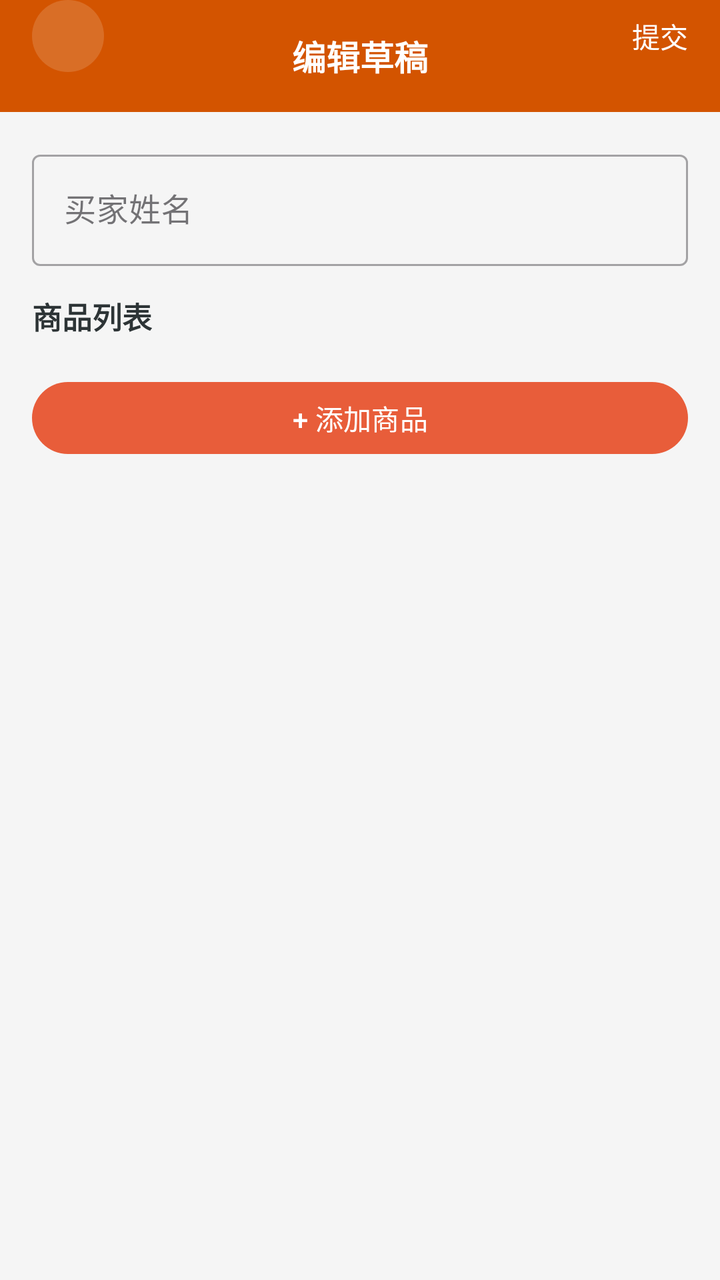
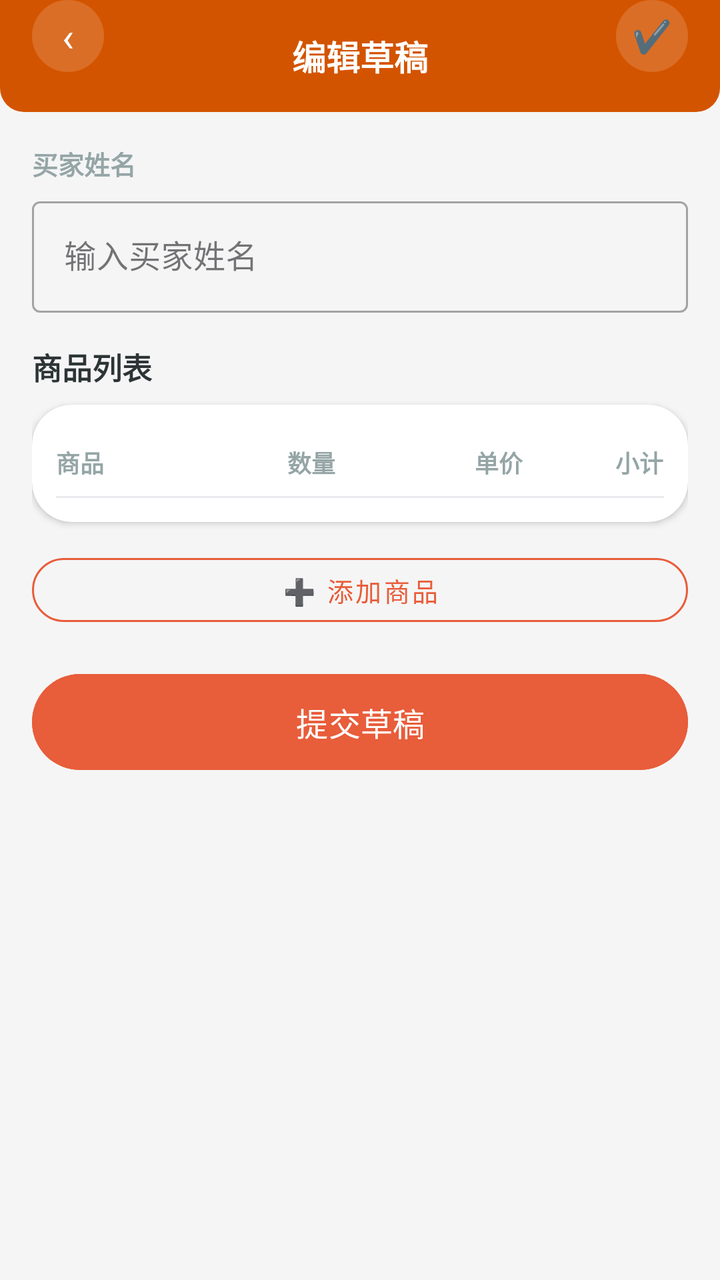

An Android layout rendered at two revisions. The XML below is the earlier revision; the diff shows what the commit changed to produce the second picture.
<!-- AndroidManifest.xml: application theme Theme.ClothingSI -->
<!-- res/layout/activity_new_order_edit.xml -->
<?xml version="1.0" encoding="utf-8"?>
<LinearLayout xmlns:android="http://schemas.android.com/apk/res/android"
    xmlns:app="http://schemas.android.com/apk/res-auto"
    android:layout_width="match_parent" android:layout_height="match_parent"
    android:orientation="vertical" android:background="#F5F5F5">
    <RelativeLayout android:layout_width="match_parent" android:layout_height="56dp"
        android:background="#D35400" android:paddingHorizontal="16dp">
        <TextView android:id="@+id/btn_back" android:layout_width="36dp" android:layout_height="36dp"
            android:text="‹" android:textSize="20dp" android:textColor="#FFFFFF"
            android:gravity="center" android:background="@drawable/circle_bg" android:alpha="0.15" />
        <TextView android:layout_width="wrap_content" android:layout_height="wrap_content"
            android:text="编辑草稿" android:textSize="17dp" android:textStyle="bold"
            android:textColor="#FFFFFF" android:layout_centerInParent="true" />
        <TextView android:id="@+id/btn_draft_submit" android:layout_width="wrap_content" android:layout_height="36dp"
            android:text="提交" android:textSize="14dp" android:textColor="#FFFFFF"
            android:gravity="center" android:layout_alignParentEnd="true" android:clickable="true" android:focusable="true" />
    </RelativeLayout>
    <LinearLayout android:layout_width="match_parent" android:layout_height="wrap_content"
        android:orientation="vertical" android:padding="16dp">
        <com.google.android.material.textfield.TextInputLayout style="@style/Widget.MaterialComponents.TextInputLayout.OutlinedBox"
            android:layout_width="match_parent" android:layout_height="wrap_content" android:hint="买家姓名">
            <com.google.android.material.textfield.TextInputEditText android:id="@+id/et_buyer_name"
                android:layout_width="match_parent" android:layout_height="wrap_content" />
        </com.google.android.material.textfield.TextInputLayout>
        <TextView android:layout_width="wrap_content" android:layout_height="wrap_content"
            android:text="商品列表" android:textSize="15dp" android:textStyle="bold"
            android:textColor="#2D3436" android:layout_marginTop="14dp" android:layout_marginBottom="6dp" />
        <LinearLayout android:id="@+id/layout_draft_items" android:layout_width="match_parent"
            android:layout_height="wrap_content" android:orientation="vertical" />
        <com.google.android.material.button.MaterialButton android:id="@+id/btn_add_product_to_draft"
            android:layout_width="match_parent" android:layout_height="44dp" android:text="+ 添加商品"
            app:cornerRadius="22dp" android:layout_marginTop="12dp" />
    </LinearLayout>
</LinearLayout>
<!-- resources referenced by this layout -->
<resources>
  <!-- drawable circle_bg (drawable) -->
  <?xml version="1.0" encoding="utf-8"?>
  <shape xmlns:android="http://schemas.android.com/apk/res/android" android:shape="oval">
      <solid android:color="#FFFFFF" />
  </shape>
  <style name="Theme.ClothingSI" parent="Theme.Material3.Light.NoActionBar">
          <item name="colorPrimary">@color/primary</item>
          <item name="colorPrimaryDark">@color/primary_dark</item>
          <item name="colorAccent">@color/accent</item>
          <item name="android:statusBarColor">@color/primary_dark</item>
          <item name="android:navigationBarColor">@color/white</item>
      </style>
  <color name="primary">#E85D3A</color>
  <color name="primary_dark">#D35400</color>
  <color name="accent">#F4A460</color>
  <color name="white">#FFFFFF</color>
</resources>

<!-- the commit's change to res/layout/activity_new_order_edit.xml (unified diff, before → after) -->
@@ -1,34 +1,87 @@
 <?xml version="1.0" encoding="utf-8"?>
-<LinearLayout xmlns:android="http://schemas.android.com/apk/res/android"
+<FrameLayout xmlns:android="http://schemas.android.com/apk/res/android"
     xmlns:app="http://schemas.android.com/apk/res-auto"
     android:layout_width="match_parent" android:layout_height="match_parent"
-    android:orientation="vertical" android:background="#F5F5F5">
-    <RelativeLayout android:layout_width="match_parent" android:layout_height="56dp"
-        android:background="#D35400" android:paddingHorizontal="16dp">
-        <TextView android:id="@+id/btn_back" android:layout_width="36dp" android:layout_height="36dp"
-            android:text="‹" android:textSize="20dp" android:textColor="#FFFFFF"
-            android:gravity="center" android:background="@drawable/circle_bg" android:alpha="0.15" />
-        <TextView android:layout_width="wrap_content" android:layout_height="wrap_content"
-            android:text="编辑草稿" android:textSize="17dp" android:textStyle="bold"
-            android:textColor="#FFFFFF" android:layout_centerInParent="true" />
-        <TextView android:id="@+id/btn_draft_submit" android:layout_width="wrap_content" android:layout_height="36dp"
-            android:text="提交" android:textSize="14dp" android:textColor="#FFFFFF"
-            android:gravity="center" android:layout_alignParentEnd="true" android:clickable="true" android:focusable="true" />
-    </RelativeLayout>
-    <LinearLayout android:layout_width="match_parent" android:layout_height="wrap_content"
-        android:orientation="vertical" android:padding="16dp">
-        <com.google.android.material.textfield.TextInputLayout style="@style/Widget.MaterialComponents.TextInputLayout.OutlinedBox"
-            android:layout_width="match_parent" android:layout_height="wrap_content" android:hint="买家姓名">
-            <com.google.android.material.textfield.TextInputEditText android:id="@+id/et_buyer_name"
-                android:layout_width="match_parent" android:layout_height="wrap_content" />
-        </com.google.android.material.textfield.TextInputLayout>
-        <TextView android:layout_width="wrap_content" android:layout_height="wrap_content"
-            android:text="商品列表" android:textSize="15dp" android:textStyle="bold"
-            android:textColor="#2D3436" android:layout_marginTop="14dp" android:layout_marginBottom="6dp" />
-        <LinearLayout android:id="@+id/layout_draft_items" android:layout_width="match_parent"
-            android:layout_height="wrap_content" android:orientation="vertical" />
-        <com.google.android.material.button.MaterialButton android:id="@+id/btn_add_product_to_draft"
-            android:layout_width="match_parent" android:layout_height="44dp" android:text="+ 添加商品"
-            app:cornerRadius="22dp" android:layout_marginTop="12dp" />
+    android:background="#F5F5F5">
+
+    <LinearLayout android:layout_width="match_parent" android:layout_height="match_parent"
+        android:orientation="vertical">
+        <RelativeLayout android:layout_width="match_parent" android:layout_height="56dp"
+            android:background="@drawable/header_bar_bg" android:paddingHorizontal="16dp">
+            <TextView android:id="@+id/btn_back" android:layout_width="36dp" android:layout_height="36dp"
+                android:text="‹" android:textSize="20dp" android:textColor="#FFFFFF"
+                android:gravity="center" android:background="@drawable/circle_bg" />
+            <TextView android:layout_width="wrap_content" android:layout_height="wrap_content"
+                android:text="编辑草稿" android:textSize="17dp" android:textStyle="bold"
+                android:textColor="#FFFFFF" android:layout_centerInParent="true" />
+            <TextView android:id="@+id/btn_submit_top" android:layout_width="36dp" android:layout_height="36dp"
+                android:text="✔️" android:textSize="16dp" android:textColor="#FFFFFF"
+                android:gravity="center" android:background="@drawable/circle_bg"
+                android:layout_alignParentEnd="true" android:clickable="true" android:focusable="true" />
+        </RelativeLayout>
+
+        <ScrollView android:layout_width="match_parent" android:layout_height="match_parent"
+            android:padding="16dp">
+            <LinearLayout android:layout_width="match_parent" android:layout_height="wrap_content"
+                android:orientation="vertical">
+
+                
+                <TextView android:layout_width="wrap_content" android:layout_height="wrap_content"
+                    android:text="买家姓名" android:textSize="13dp" android:textStyle="bold"
+                    android:textColor="#95A5A6" android:layout_marginBottom="4dp" />
+                <com.google.android.material.textfield.TextInputLayout
+                    android:layout_width="match_parent" android:layout_height="wrap_content"
+                    style="@style/Widget.MaterialComponents.TextInputLayout.OutlinedBox"
+                    android:layout_marginBottom="16dp">
+                    <com.google.android.material.textfield.TextInputEditText android:id="@+id/et_buyer_name"
+                        android:layout_width="match_parent" android:layout_height="wrap_content"
+                        android:hint="输入买家姓名" />
+                </com.google.android.material.textfield.TextInputLayout>
+
+                
+                <TextView android:layout_width="wrap_content" android:layout_height="wrap_content"
+                    android:text="商品列表" android:textSize="15dp" android:textStyle="bold"
+                    android:textColor="#2D3436" android:layout_marginBottom="8dp" />
+                <androidx.cardview.widget.CardView android:layout_width="match_parent"
+                    android:layout_height="wrap_content" app:cardCornerRadius="20dp" app:cardElevation="2dp"
+                    android:layout_marginBottom="12dp">
+                    <LinearLayout android:layout_width="match_parent" android:layout_height="wrap_content"
+                        android:orientation="vertical" android:padding="12dp">
+                        <TableLayout android:layout_width="match_parent" android:layout_height="wrap_content"
+                            android:stretchColumns="*">
+                            <TableRow android:paddingVertical="8dp">
+                                <TextView android:text="商品" android:textStyle="bold" android:textSize="12dp"
+                                    android:textColor="#95A5A6" android:layout_span="2" />
+                                <TextView android:text="数量" android:textStyle="bold" android:textSize="12dp"
+                                    android:textColor="#95A5A6" android:gravity="center" />
+                                <TextView android:text="单价" android:textStyle="bold" android:textSize="12dp"
+                                    android:textColor="#95A5A6" android:gravity="end" />
+                                <TextView android:text="小计" android:textStyle="bold" android:textSize="12dp"
+                                    android:textColor="#95A5A6" android:gravity="end" />
+                            </TableRow>
+                            <View android:layout_width="match_parent" android:layout_height="1dp"
+                                android:background="#E8EAED" />
+                        </TableLayout>
+                        <LinearLayout android:id="@+id/layout_draft_items"
+                            android:layout_width="match_parent" android:layout_height="wrap_content"
+                            android:orientation="vertical" />
+                    </LinearLayout>
+                </androidx.cardview.widget.CardView>
+
+                <com.google.android.material.button.MaterialButton android:id="@+id/btn_add_product_to_draft"
+                    android:layout_width="match_parent" android:layout_height="44dp"
+                    android:text="➕ 添加商品" android:textSize="13dp"
+                    style="@style/Widget.MaterialComponents.Button.OutlinedButton"
+                    app:cornerRadius="22dp" app:strokeColor="#E85D3A"
+                    android:textColor="#E85D3A" android:layout_marginBottom="16dp" />
+
+                <com.google.android.material.button.MaterialButton android:id="@+id/btn_draft_submit"
+                    android:layout_width="match_parent" android:layout_height="56dp"
+                    android:text="提交草稿" android:textSize="16dp" app:cornerRadius="28dp"
+                    android:backgroundTint="#E85D3A" />
+
+            </LinearLayout>
+        </ScrollView>
     </LinearLayout>
-</LinearLayout>
+
+</FrameLayout>
<!-- resource entries referenced after the edit -->
@@ -3,7 +3,13 @@
   <!-- drawable circle_bg (drawable) -->
   <?xml version="1.0" encoding="utf-8"?>
   <shape xmlns:android="http://schemas.android.com/apk/res/android" android:shape="oval">
-      <solid android:color="#FFFFFF" />
+      <solid android:color="#26FFFFFF" />
+  </shape>
+  <!-- drawable header_bar_bg (drawable) -->
+  <?xml version="1.0" encoding="utf-8"?>
+  <shape xmlns:android="http://schemas.android.com/apk/res/android" android:shape="rectangle">
+      <solid android:color="#D35400" />
+      <corners android:bottomLeftRadius="12dp" android:bottomRightRadius="12dp" />
   </shape>
   <style name="Theme.ClothingSI" parent="Theme.Material3.Light.NoActionBar">
           <item name="colorPrimary">@color/primary</item>
